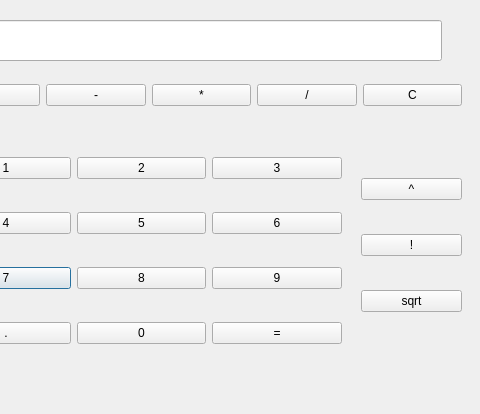
Qt form Common.ui (Dmitry315/Calculator) before a commit; both pictures show x 219 to 699 and y 0 to 414 of the 699 by 414 pixel window.
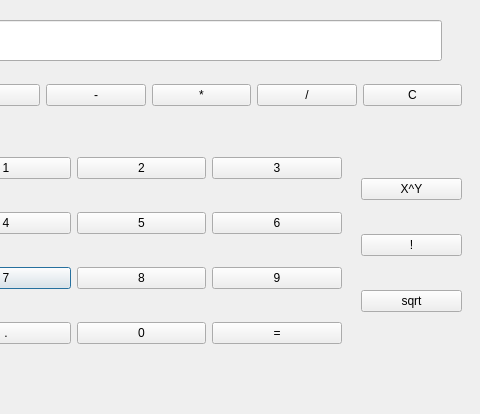
The same form after that commit.

Patch:
```diff
--- a/Common.ui
+++ b/Common.ui
@@ -193,7 +193,7 @@
     <item row="0" column="0">
      <widget class="QPushButton" name="btn_pow">
       <property name="text">
-       <string>^</string>
+       <string>X^Y</string>
       </property>
      </widget>
     </item>
```
